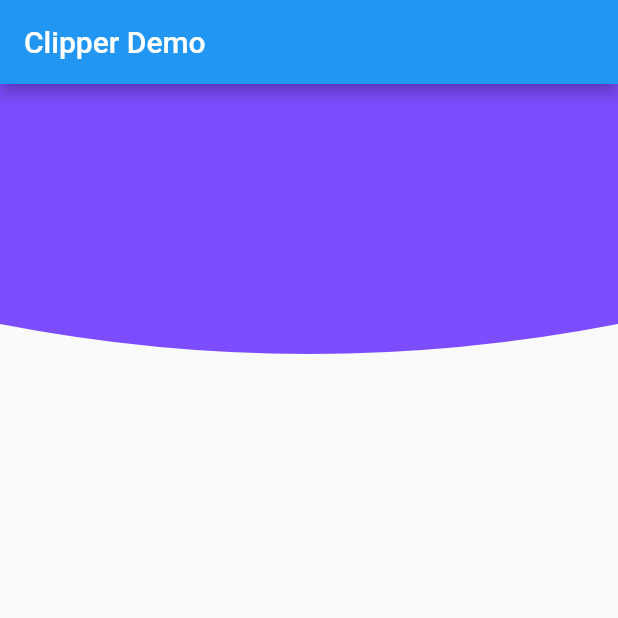
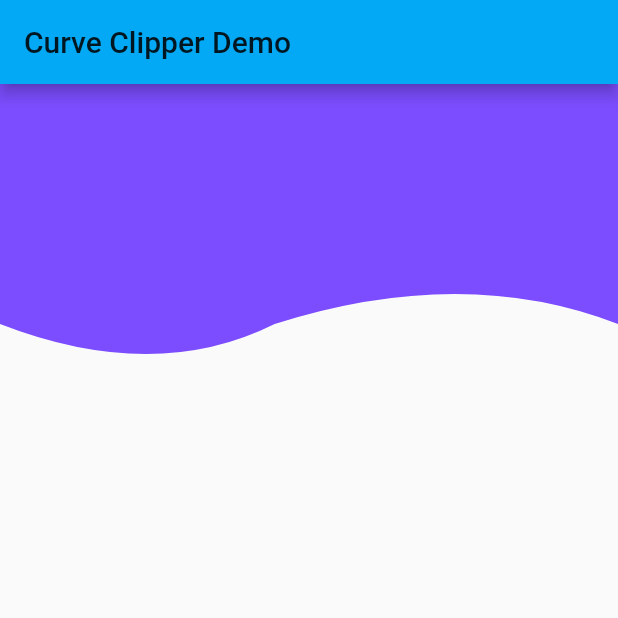
Before and after one commit to lanxuexing/flutter2study, a Flutter app: the screen it shows after launch, on a phone screen of 412 x 824 dp, the top half of it. Run offline on Flutter 3.47's test engine with Material 2 defaults, Android fonts, the phone set to English and light mode, and no system bars.

Commit message:
feat: curve clipper quadraticBezier

```diff
--- /dev/null
+++ b/lib/demo11/curve_clipper.dart
@@ -0,0 +1,58 @@
+import 'package:flutter/material.dart';
+
+class MyCurveClipper extends StatelessWidget {
+  @override
+  Widget build(BuildContext context) {
+    return Scaffold(
+      appBar: AppBar(
+        title: Text('Curve Clipper Demo'),
+      ),
+      body: Column(
+        children: <Widget>[
+          ClipPath(
+            clipper: MyClipper(),
+            child: Container(
+              height: 200.0,
+              color: Colors.deepPurpleAccent,
+            ),
+          ),
+        ],
+      ),
+    );
+  }
+}
+
+// 自定义曲线裁切
+class MyClipper extends CustomClipper<Path> {
+  @override
+  Path getClip(Size size) {
+    var path =Path();
+    path.lineTo(0, 0); // 第一个点
+    path.lineTo(0, size.height - 40); // 第二个点
+    var firstStartControlPoint = Offset(size.width / 4, size.height); // 第一段贝塞尔曲线控制点
+    var firstEndControlPoint = Offset(size.width / 2.25, size.height - 40); // 第一段贝塞尔曲线结束点
+    path.quadraticBezierTo(
+      firstStartControlPoint.dx,
+      firstStartControlPoint.dy,
+      firstEndControlPoint.dx,
+      firstEndControlPoint.dy
+    ); // 第一段贝塞尔曲线
+    var secondStartControlPoint = Offset(size.width / 4 * 3, size.height - 80); // 第二段贝塞尔曲线控制点
+    var secondEndControlPoint = Offset(size.width, size.height - 40); // 第二段贝塞尔曲线结束点
+    path.quadraticBezierTo(
+      secondStartControlPoint.dx,
+      secondStartControlPoint.dy,
+      secondEndControlPoint.dx,
+      secondEndControlPoint.dy
+    ); // 第二段贝塞尔曲线
+    path.lineTo(size.width, size.height - 80); // 第三个点
+    path.lineTo(size.width, 0); // 第四个点
+    return path;
+  }
+
+  @override
+  bool shouldReclip(CustomClipper<Path> oldClipper) {
+    return false;
+  }
+
+}
--- a/lib/main.dart
+++ b/lib/main.dart
@@ -991,9 +991,26 @@
 /**
  * 27.贝塞尔曲线
  */
+// import 'package:flutter/material.dart';
+// import 'demo10/clipper.dart';
+
+
+// void main() => runApp(MyApp());
+
+// class MyApp extends StatelessWidget {
+//   @override
+//   Widget build(BuildContext context) {
+//     return MaterialApp(
+//       title: 'Flutter Demo',
+//       theme: ThemeData.light(),
+//       debugShowCheckedModeBanner: false, // 去掉手机左上角的debug图标
+//       home: ClipperPage(),
+//     );
+//   }
+// }
+
 import 'package:flutter/material.dart';
-import 'demo10/clipper.dart';
-
+import 'demo11/curve_clipper.dart';
 
 void main() => runApp(MyApp());
 
@@ -1001,10 +1018,11 @@ class MyApp extends StatelessWidget {
   @override
   Widget build(BuildContext context) {
     return MaterialApp(
-      title: 'Flutter Demo',
-      theme: ThemeData.light(),
-      debugShowCheckedModeBanner: false, // 去掉手机左上角的debug图标
-      home: ClipperPage(),
+      title: 'Flutter Clipper Demo',
+      theme: ThemeData(
+        primarySwatch: Colors.lightBlue,
+      ),
+      home: MyCurveClipper(),
     );
   }
 }
```
